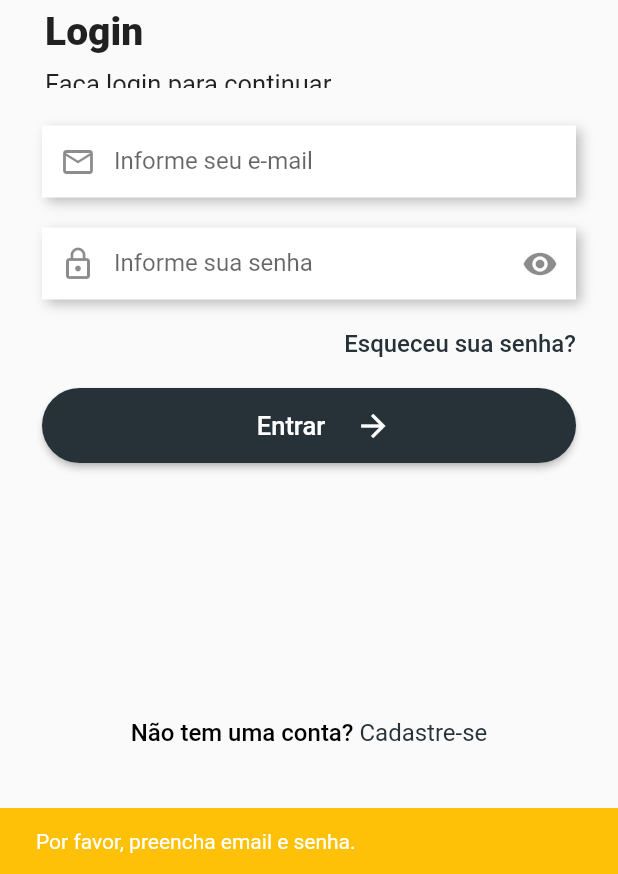
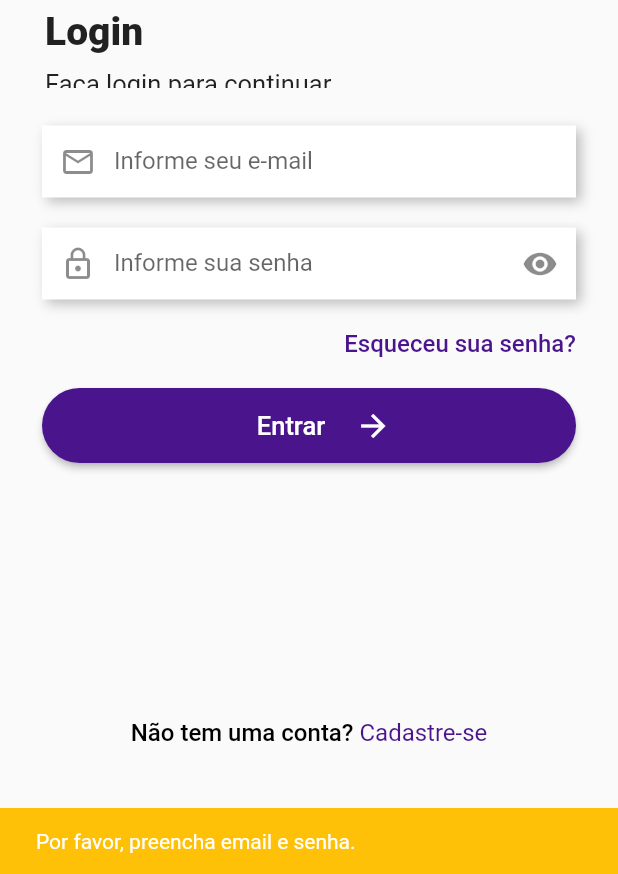
Before and after one commit to julianopimentel/kirk-flutter, a Flutter app: the screen it shows after launch, after a tap on "Entrar", on a phone screen of 412 x 824 dp, the part 362-1236 px from its top. Run offline on Flutter 3.47's test engine with Material 2 defaults, Android fonts, the phone set to English and light mode, and no system bars; our stand-ins replace dio, firebase_core, firebase_messaging, flutter_local_notifications, image_picker, permission_handler and 3 more; missing offline and left inert: jwt_decode; accounts and stored records are empty; network calls fail.

Commit message:
resolvido a perca do tema e aplica logo no login se tiver integradorId + Cor

```diff
--- /dev/null
+++ b/lib/common/cliente_constant.dart
@@ -0,0 +1,12 @@
+class ClienteConstant {
+  static const String APP_COR = "violeta";
+  static const int APP_INTEGRADOR = 1;
+  static const String APP_LOGO = "assets/images/logo.png";
+  static const String APP_LOGO_MENU = "assets/images/logoMenu.png";
+  static const String APP_LOGO_SPLASH = "assets/images/logoSplash.png";
+
+  //nao sendo usado
+  static const String APP_NAME = "KirkDigital";
+  static const String APP_VERSION = "1.0.0";
+  static const String APP_DESCRIPTION = "Cores is a Flutter app that helps you to manage your daily tasks.";
+}
--- a/lib/main.dart
+++ b/lib/main.dart
@@ -28,7 +28,6 @@ class MainApp extends StatelessWidget {
   @override
   Widget build(BuildContext context) {
     final themeProvider = Provider.of<ThemeProvider>(context);
-    themeProvider.refreshSkinApi();
 
     return MultiProvider(
       providers: [
--- a/lib/provider/account_provider.dart
+++ b/lib/provider/account_provider.dart
@@ -14,6 +14,7 @@ import '../model/user_list.dart';
 import '../model/users_me.dart';
 import '../network/api_client.dart';
 import '../network/api_user_list.dart';
+import '../service/theme/theme_provider.dart';
 import '../ui/ListAccountPage.dart';
 import '../ui/auth/login.dart';
 import '../utils/toastr_utils.dart';
--- a/lib/service/theme/app_theme.dart
+++ b/lib/service/theme/app_theme.dart
@@ -3,6 +3,7 @@ import 'dart:convert';
 import 'package:flutter/material.dart';
 
 class AppTheme {
+  final String themeName;
   final Color primaryColor;
   final Color accentColor;
   final Color iconColor;
@@ -11,6 +12,7 @@ class AppTheme {
   final String logoMenu;
 
   AppTheme({
+    required this.themeName,
     required this.primaryColor,
     required this.accentColor,
     required this.iconColor,
--- a/lib/service/theme/theme_provider.dart
+++ b/lib/service/theme/theme_provider.dart
@@ -2,15 +2,19 @@ import 'dart:convert';
 import 'dart:typed_data';
 
 import 'package:KirkDigital/common/app_constant.dart';
+import 'package:flutter/foundation.dart';
 import 'package:flutter/material.dart';
 import 'package:shared_preferences/shared_preferences.dart';
 
 import 'package:KirkDigital/service/theme/api_skin.dart';
 import 'package:KirkDigital/service/theme/app_theme.dart';
 
+import '../../common/cliente_constant.dart';
+
 
 class ThemeProvider extends ChangeNotifier {
   // Variáveis para armazenar as cores do tema
+  String themeName = "";
   Color primaryColor = Colors.blueGrey.shade900;
   Color accentColor = Colors.grey.shade700;
   Color iconColor = Colors.white;
@@ -19,83 +23,97 @@ class ThemeProvider extends ChangeNotifier {
   String logoMenu = "";
 
   // Função para definir o tema com base no nome do tema
-  void switchTheme(String theme, String logo, String logoMenu) {
+  AppTheme switchTheme(String theme, String logo, String logoMenu) {
     switch (theme) {
       case "preto":
+        themeName = "preto";
         primaryColor = Colors.blueGrey.shade900;
         accentColor = Colors.grey.shade700;
         statusBarColor = Colors.blueGrey.shade900;
         break;
       case "azul":
+        themeName = "azul";
         primaryColor = Colors.blue.shade900;
         accentColor = Colors.blue.shade700;
         statusBarColor = Colors.blue.shade900;
         break;
       case "vermelho":
+        themeName = "vermelho";
         primaryColor = Colors.red.shade900;
         accentColor = Colors.red.shade700;
         statusBarColor = Colors.red.shade900;
         break;
       case "verde":
+        themeName = "verde";
         primaryColor = Colors.green.shade900;
         accentColor = Colors.green.shade700;
         statusBarColor = Colors.green.shade900;
         break;
       case "amarelo":
+        themeName = "amarelo";
         primaryColor = Colors.yellow.shade900;
         accentColor = Colors.yellow.shade700;
         statusBarColor = Colors.yellow.shade900;
         break;
       case "laranja":
+        themeName = "laranja";
         primaryColor = Colors.orange.shade900;
         accentColor = Colors.orange.shade700;
         statusBarColor = Colors.orange.shade900;
         break;
       case "rosa":
+        themeName = "rosa";
         primaryColor = Colors.pink.shade900;
         accentColor = Colors.pink.shade700;
         statusBarColor = Colors.pink.shade900;
         break;
       case "violeta":
+        themeName = "violeta";
         primaryColor = Colors.purple.shade900;
         accentColor = Colors.purple.shade700;
         statusBarColor = Colors.purple.shade900;
         break;
       case "marrom":
+        themeName = "marrom";
         primaryColor = Colors.brown.shade900;
         accentColor = Colors.brown.shade700;
         statusBarColor = Colors.brown.shade900;
         break;
       case "cinza":
+        themeName = "cinza";
         primaryColor = Colors.grey.shade900;
         accentColor = Colors.grey.shade700;
         statusBarColor = Colors.grey.shade900;
         break;
       case "azul claro":
+        themeName = "azul claro";
         primaryColor = Colors.lightBlue.shade900;
         accentColor = Colors.lightBlue.shade700;
         statusBarColor = Colors.lightBlue.shade900;
         break;
       case "verde-claro":
+        themeName = "verde-claro";
         primaryColor = Colors.lightGreen.shade900;
         accentColor = Colors.lightGreen.shade700;
         statusBarColor = Colors.lightGreen.shade900;
         break;
       case "vermelho-claro":
+        themeName = "vermelho-claro";
+        primaryColor = Colors.red.shade900;
         primaryColor = Colors.red.shade500;
         accentColor = Colors.red.shade300;
         statusBarColor = Colors.red.shade500;
         break;
       default:
-      // Caso nenhum tema corresponda, você pode definir um tema padrão
-        primaryColor = Colors.blueGrey.shade900;
-        accentColor = Colors.grey.shade700;
-        statusBarColor = Colors.blueGrey.shade900;
+        // Caso nenhum tema corresponda, você pode definir um tema padrão
+        themeName = "preto";
         break;
     }
-
-    // Crie um objeto AppTheme com base nas cores do tema
-    AppTheme currentTheme = AppTheme(
+    if (kDebugMode) {
+      print("themeName: $themeName");
+    }
+    return AppTheme(
+      themeName: themeName,
       primaryColor: primaryColor,
       accentColor: accentColor,
       iconColor: iconColor,
@@ -103,15 +121,10 @@ class ThemeProvider extends ChangeNotifier {
       logo: logo,
       logoMenu: logoMenu,
     );
-
-    setTheme(currentTheme);
-    _currentTheme = currentTheme;
-
-    print("Tema alterado para: $theme");
-
   }
 
   AppTheme _currentTheme = AppTheme(
+    themeName: ClienteConstant.APP_COR,
     primaryColor: Colors.blueGrey.shade900,
     accentColor: Colors.grey.shade700,
     iconColor: Colors.white,
@@ -120,33 +133,17 @@ class ThemeProvider extends ChangeNotifier {
     logoMenu: '',
   );
 
+
   AppTheme get currentTheme => _currentTheme;
 
   void setTheme(AppTheme theme) {
     _currentTheme = theme;
   }
 
-  void refreshSkinApi() async {
-    SharedPreferences prefs = await SharedPreferences.getInstance();
-    try {
-      if (prefs.getString(AppConstant.keyCor) != null) {
-        String cor = prefs.getString(AppConstant.keyCor)!;
-        String logo = prefs.getString(AppConstant.keyLogo)!;
-        String logoMenu = prefs.getString(AppConstant.keyLogoMenu)!;
-        switchTheme(cor, logo, logoMenu);
-      }
-      else{
-        SkinData skinData = await ApiSkin.getSkinId(1);
-        prefs.setString(AppConstant.keyCor, skinData.cor);
-        prefs.setInt(AppConstant.keyIntegrador, skinData.integrador);
-        prefs.setString(AppConstant.keyLogo, skinData.logo);
-        prefs.setString(AppConstant.keyLogoMenu, skinData.logoMenu);
-        switchTheme(skinData.cor, skinData.logo, skinData.logoMenu);
-        notifyListeners();
-      }
-    } catch (error) {
-      switchTheme("preto", '', '');
-    }
+  void aplicaThema(String app_cor) {
+    AppTheme newTheme = switchTheme(
+        _currentTheme.themeName, _currentTheme.logo, _currentTheme.logoMenu);
+    setTheme(newTheme);
   }
 
   //funcao para tratar a imagem do logo
@@ -154,7 +151,6 @@ class ThemeProvider extends ChangeNotifier {
     String logoBase64 = _currentTheme.logo ?? '';
     Image? logoImage;
 
-    //tamanho da imagem quando é para o login ou quando for para o menu
     double height = 200;
     double width = 200;
     //se for para o menu, a imagem é menor
@@ -165,17 +161,21 @@ class ThemeProvider extends ChangeNotifier {
     if (logoBase64.isNotEmpty) {
       List<int> decodedBytes = base64Decode(logoBase64);
       Uint8List bytes = Uint8List.fromList(decodedBytes);
-      logoImage = Image.memory(bytes, fit: BoxFit.contain, height: height, width: width);
+      logoImage =
+          Image.memory(
+              bytes, fit: BoxFit.contain, height: height, width: width);
     } else {
       // Se não houver uma representação válida em base64, carrega a imagem dos assets
-      logoImage = Image.asset('assets/images/logo.png', fit: BoxFit.contain, height: height, width: width);
+      logoImage = Image.asset(ClienteConstant.APP_LOGO, fit: BoxFit.contain,
+          height: height,
+          width: width);
     }
     return logoImage;
   }
 
   //funcao para tratar a imagem do logo
   Image getLogoMenuImage() {
-    String logoBase64 = _currentTheme.logoMenu ?? '';
+    String logoBase64 = _currentTheme.logoMenu;
     Image? logoImage;
 
     //tamanho da imagem quando é para o login ou quando for para o menu
@@ -185,12 +185,54 @@ class ThemeProvider extends ChangeNotifier {
     if (logoBase64.isNotEmpty) {
       List<int> decodedBytes = base64Decode(logoBase64);
       Uint8List bytes = Uint8List.fromList(decodedBytes);
-      logoImage = Image.memory(bytes, fit: BoxFit.contain, height: height, width: width);
+      logoImage =
+          Image.memory(
+              bytes, fit: BoxFit.contain, height: height, width: width);
     } else {
       // Se não houver uma representação válida em base64, carrega a imagem dos assets
-      logoImage = Image.asset('assets/images/logoMenu.png', fit: BoxFit.contain, height: height, width: width);
+      logoImage = Image.asset(ClienteConstant.APP_LOGO_MENU, fit: BoxFit.contain,
+          height: height,
+          width: width);
     }
     return logoImage;
   }
 
+  Future<void> refreshSkinApi() async {
+    SharedPreferences prefs = await SharedPreferences.getInstance();
+
+    try {
+      String? cor = prefs.getString(AppConstant.keyCor);
+      String? logo = prefs.getString(AppConstant.keyLogo);
+      String? logoMenu = prefs.getString(AppConstant.keyLogoMenu);
+
+      if (cor != null && logo != null && logoMenu != null) {
+        AppTheme newTheme = switchTheme(cor, logo, logoMenu);
+        setTheme(newTheme);
+      } else {
+        await fetchAndSetDefaultSkin();
+      }
+      notifyListeners();
+    } catch (error) {
+      await fetchAndSetDefaultSkin();
+    }
+  }
+
+  Future<void> fetchAndSetDefaultSkin() async {
+    try {
+      SkinData skinData = await ApiSkin.getSkinId(ClienteConstant.APP_INTEGRADOR);
+      SharedPreferences prefs = await SharedPreferences.getInstance();
+
+      prefs.setString(AppConstant.keyCor, skinData.cor);
+      prefs.setInt(AppConstant.keyIntegrador, skinData.integrador);
+      prefs.setString(AppConstant.keyLogo, skinData.logo);
+      prefs.setString(AppConstant.keyLogoMenu, skinData.logoMenu);
+
+      AppTheme newTheme = switchTheme(skinData.cor, skinData.logo, skinData.logoMenu);
+      setTheme(newTheme);
+    } catch (error) {
+      aplicaThema(ClienteConstant.APP_COR);
+      notifyListeners();
+    }
+    notifyListeners();
+  }
 }
--- a/lib/ui/splash/splash_page.dart
+++ b/lib/ui/splash/splash_page.dart
@@ -1,6 +1,7 @@
 import 'package:flutter/material.dart';
 import 'package:provider/provider.dart';
 import '../../provider/account_provider.dart';
+import '../../service/theme/theme_provider.dart';
 import '../ListAccountPage.dart';
 import '../auth/login.dart';
 import '../home.dart';
@@ -15,7 +16,12 @@ class SplashPage extends StatefulWidget {
 class _SplashPageState extends State<SplashPage> {
   Future<void> _initData() async {
     AccountProvider provider = context.read<AccountProvider>();
+    final themeProvider = Provider.of<ThemeProvider>(context, listen: false);
+
+
     await provider.init();
+    await themeProvider.refreshSkinApi();
+
     Navigator.pushReplacement(
       context,
       MaterialPageRoute(
```
Also changed, not shown: lib/ui/oferta/EnviarOfertaPage.dart (+35 -48 lines), assets/fonts/cm_sans_serif_2012.ttf (added), assets/images/onboarding0.png (added), assets/images/onboarding1.png (added), assets/images/onboarding2.png (added), 1 other file.
